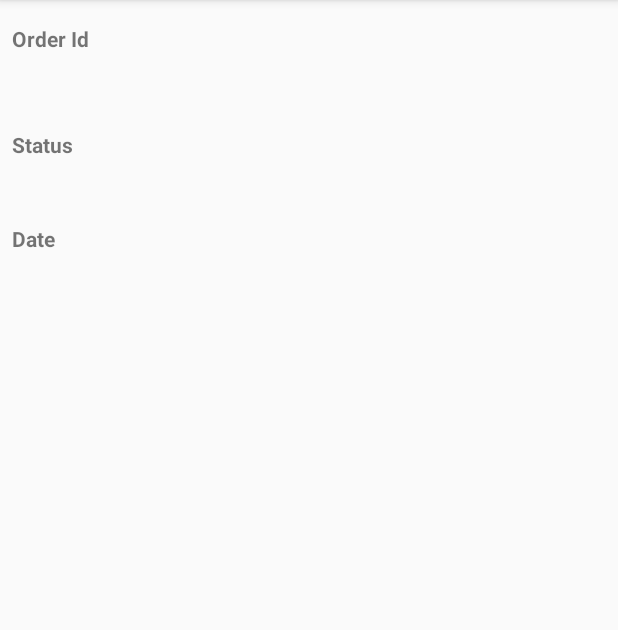
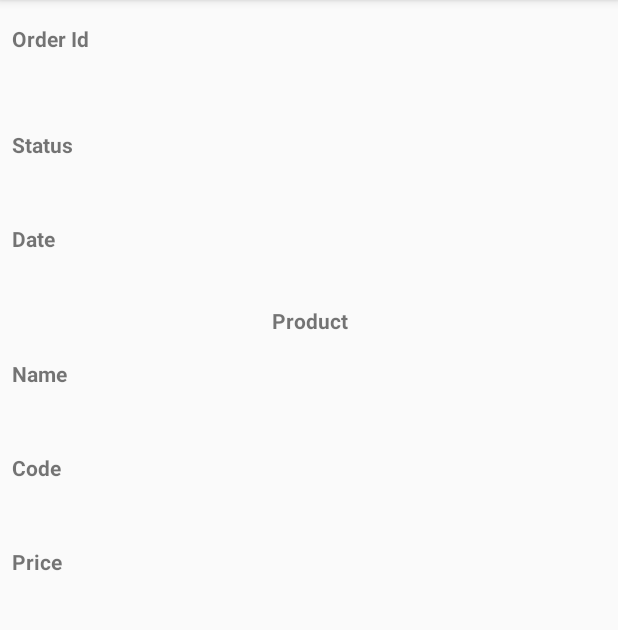
Before and after one commit to tidanilocarvalho/DM114, an Android app: the ProductDetailFragment screen opened through its navigation route, on a phone screen of 412 x 824 dp, the part 84-714 px from its top. Run offline under Robolectric (Android 15) with nearby library versions, the phone set to English and light mode, and no system bars; our stand-ins replace Firebase (no records; nobody signed in at launch, a user with empty details on screens opened directly), data binding; libraries missing offline, so code that uses them is left out: com.firebase.ui; 11 statements that could not run were skipped.

Commit message:
Add SalesApi to retrive product on the last fragment

```diff
--- a/dm114/app/src/main/AndroidManifest.xml
+++ b/dm114/app/src/main/AndroidManifest.xml
@@ -8,7 +8,8 @@
         android:label="@string/app_name"
         android:roundIcon="@mipmap/ic_launcher_round"
         android:supportsRtl="true"
-        android:theme="@style/AppTheme">
+        android:theme="@style/AppTheme"
+        android:name=".MainApplication">
         <activity android:name=".MainActivity">
             <intent-filter>
                 <action android:name="android.intent.action.MAIN" />
--- a/dm114/app/src/main/java/br/com/danilo/projectdm114/orderlist/OrderBindingAdapters.kt
+++ b/dm114/app/src/main/java/br/com/danilo/projectdm114/orderlist/OrderBindingAdapters.kt
@@ -19,6 +19,14 @@ fun bindProductsList(recyclerView: RecyclerView, orders: List<Order>?) {
 @BindingAdapter("orderDate")
 fun bindProductPrice(txtOrderDate: TextView, orderDate: Long?) {
     orderDate?.let {
-        txtOrderDate.text = DateFormat.format("yyyy-MM-dd hh:mm:ss", Date(orderDate));
+        txtOrderDate.text = DateFormat.format("yyyy-MM-dd HH:mm", Date(orderDate));
     }
 }
+
+@BindingAdapter("productPrice")
+fun bindProductPrice(txtProductPrice: TextView, productPrice: Double?) {
+    productPrice?.let {
+        val price = "$ " + "%.2f".format(productPrice)
+        txtProductPrice.text = price
+    }
+}
--- a/dm114/app/src/main/java/br/com/danilo/projectdm114/productdetail/ProductDetailFragment.kt
+++ b/dm114/app/src/main/java/br/com/danilo/projectdm114/productdetail/ProductDetailFragment.kt
@@ -1,6 +1,7 @@
 package br.com.danilo.projectdm114.productdetail
 
 import android.os.Bundle
+import android.util.Log
 import android.view.*
 import androidx.fragment.app.Fragment
 import androidx.lifecycle.ViewModelProviders
@@ -42,7 +43,10 @@ class ProductDetailFragment : Fragment() {
 
                 productDetailViewModel.order = order
 
-                //SalesApi.retrofitService.getProductByCode(productCode)
+                val salesProductViewModelFactory = SalesProductViewModelFactory(productCode)
+
+                binding.salesProductViewModel = ViewModelProviders.of(
+                    this, salesProductViewModelFactory).get(SalesProductViewModel::class.java)
             }
         }
 
--- a/dm114/app/src/main/res/layout/fragment_product_detail.xml
+++ b/dm114/app/src/main/res/layout/fragment_product_detail.xml
@@ -5,6 +5,9 @@
         <variable
             name="productDetailViewModel"
             type="br.com.danilo.projectdm114.productdetail.ProductDetailViewModel" />
+        <variable
+            name="salesProductViewModel"
+            type="br.com.danilo.projectdm114.productdetail.SalesProductViewModel" />
     </data>
 
     <ScrollView
@@ -91,6 +94,94 @@
                 app:layout_constraintStart_toStartOf="parent"
                 app:layout_constraintTop_toBottomOf="@+id/textView6" />
 
+            <TextView
+                android:id="@+id/textView8"
+                android:layout_width="fill_parent"
+                android:layout_height="wrap_content"
+                android:layout_marginStart="8dp"
+                android:layout_marginTop="8dp"
+                android:layout_marginEnd="8dp"
+                android:gravity="center"
+                android:text="@string/product"
+                android:textStyle="bold"
+                app:layout_constraintEnd_toEndOf="parent"
+                app:layout_constraintStart_toStartOf="parent"
+                app:layout_constraintTop_toBottomOf="@+id/textView7" />
+
+            <TextView
+                android:id="@+id/textView9"
+                android:layout_width="0dp"
+                android:layout_height="wrap_content"
+                android:layout_marginStart="8dp"
+                android:layout_marginTop="16dp"
+                android:layout_marginEnd="8dp"
+                android:text="@string/name"
+                android:textStyle="bold"
+                app:layout_constraintEnd_toEndOf="parent"
+                app:layout_constraintStart_toStartOf="parent"
+                app:layout_constraintTop_toBottomOf="@+id/textView8" />
+
+            <TextView
+                android:id="@+id/textView10"
+                android:layout_width="0dp"
+                android:layout_height="wrap_content"
+                android:layout_marginStart="8dp"
+                android:layout_marginTop="8dp"
+                android:layout_marginEnd="8dp"
+                android:text="@{salesProductViewModel.product.name}"
+                app:layout_constraintEnd_toEndOf="parent"
+                app:layout_constraintStart_toStartOf="parent"
+                app:layout_constraintTop_toBottomOf="@+id/textView9" />
+
+            <TextView
+                android:id="@+id/textView11"
+                android:layout_width="0dp"
+                android:layout_height="wrap_content"
+                android:layout_marginStart="8dp"
+                android:layout_marginTop="16dp"
+                android:layout_marginEnd="8dp"
+                android:text="@string/code"
+                android:textStyle="bold"
+                app:layout_constraintEnd_toEndOf="parent"
+                app:layout_constraintStart_toStartOf="parent"
+                app:layout_constraintTop_toBottomOf="@+id/textView10" />
+
+            <TextView
+                android:id="@+id/textView12"
+                android:layout_width="0dp"
+                android:layout_height="wrap_content"
+                android:layout_marginStart="8dp"
+                android:layout_marginTop="8dp"
+                android:layout_marginEnd="8dp"
+                android:text="@{salesProductViewModel.product.code}"
+                app:layout_constraintEnd_toEndOf="parent"
+                app:layout_constraintStart_toStartOf="parent"
+                app:layout_constraintTop_toBottomOf="@+id/textView11" />
+
+            <TextView
+                android:id="@+id/textView13"
+                android:layout_width="0dp"
+                android:layout_height="wrap_content"
+                android:layout_marginStart="8dp"
+                android:layout_marginTop="16dp"
+                android:layout_marginEnd="8dp"
+                android:text="@string/price"
+                android:textStyle="bold"
+                app:layout_constraintEnd_toEndOf="parent"
+                app:layout_constraintStart_toStartOf="parent"
+                app:layout_constraintTop_toBottomOf="@+id/textView12" />
+
+            <TextView
+                android:id="@+id/textView14"
+                android:layout_width="0dp"
+                android:layout_height="wrap_content"
+                android:layout_marginStart="8dp"
+                android:layout_marginTop="8dp"
+                android:layout_marginEnd="8dp"
+                app:productPrice="@{salesProductViewModel.product.price}"
+                app:layout_constraintEnd_toEndOf="parent"
+                app:layout_constraintStart_toStartOf="parent"
+                app:layout_constraintTop_toBottomOf="@+id/textView13" />
         </androidx.constraintlayout.widget.ConstraintLayout>
     </ScrollView>
 </layout>
--- a/dm114/app/src/main/res/values/strings.xml
+++ b/dm114/app/src/main/res/values/strings.xml
@@ -10,4 +10,8 @@
     <string name="status">Status</string>
     <string name="product_code">Product Code</string>
     <string name="date">Date</string>
+    <string name="product">Product</string>
+    <string name="name">Name</string>
+    <string name="code">Code</string>
+    <string name="price">Price</string>
 </resources>
```
Also changed, not shown: dm114/app/src/main/java/br/com/danilo/projectdm114/productdetail/SalesProductViewModel.kt (added, +57 -0 lines), dm114/app/src/main/java/br/com/danilo/projectdm114/productdetail/SalesProductViewModelFactory.kt (added, +16 -0 lines).
